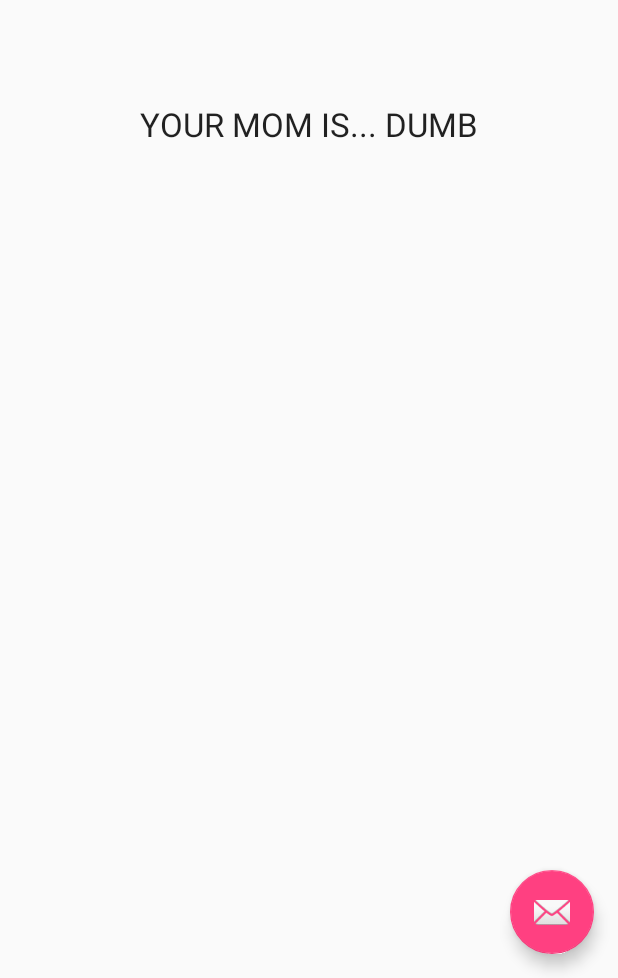
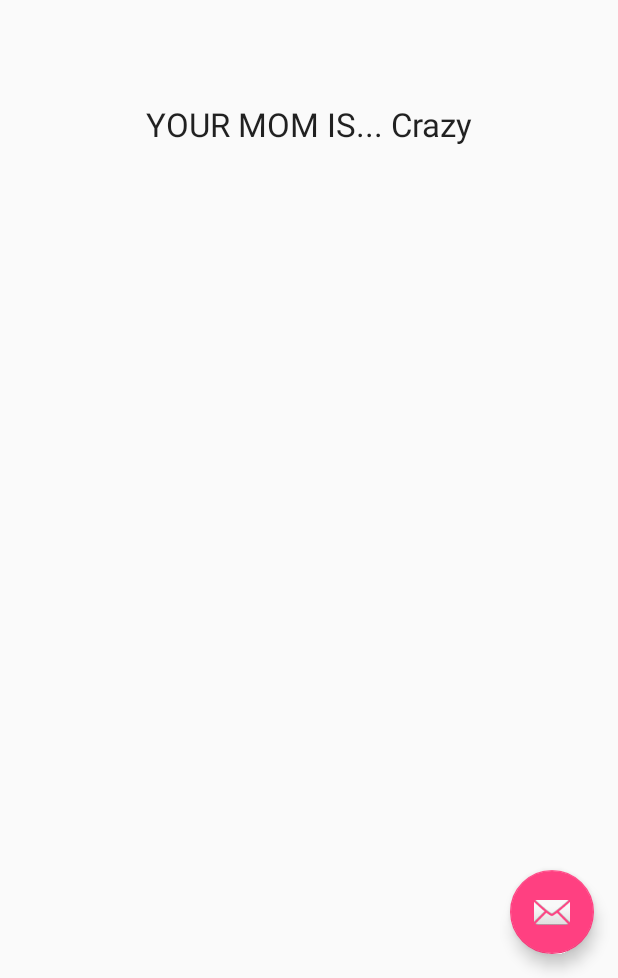
Before and after one commit to kaylebug1/Grade_Calculator, an Android app: the screen it shows after launch (MainActivity), on a phone screen of 412 x 824 dp, the part 258-1236 px from its top. Run offline under Robolectric (Android 15) with nearby library versions, the phone set to English and light mode, and no system bars.

Commit message:
She is crazy

```diff
--- a/app/src/main/res/layout/content_main.xml
+++ b/app/src/main/res/layout/content_main.xml
@@ -32,7 +32,7 @@
         android:layout_width="wrap_content"
         android:layout_height="wrap_content"
         android:textAppearance="?android:attr/textAppearanceLarge"
-        android:text="YOUR MOM IS... DUMB"
+        android:text="YOUR MOM IS... Crazy"
         android:id="@+id/textView3"
         android:layout_below="@+id/textView"
         android:layout_centerHorizontal="true"
```
